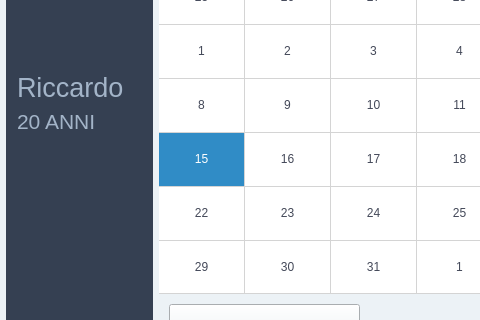
The window that GUIBase/mainwindow.ui (Giorat/LifeFit---progetto-P2) describes before a commit, drawn with Qt 5; both pictures show x 0 to 480 and y 117 to 437 of the 850 by 750 pixel window.
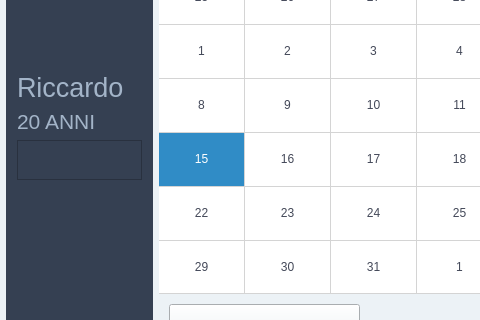
The same window after the commit. Icons and pictures are not drawn. Custom widgets are drawn as their Qt base class.

Diff of the .ui file:
```diff
--- a/GUIBase/mainwindow.ui
+++ b/GUIBase/mainwindow.ui
@@ -40,7 +40,7 @@
      <number>181</number>
     </property>
     <item>
-     <widget class="QWidget" name="" native="true">
+     <widget class="QWidget" name="widget" native="true">
       <property name="maximumSize">
        <size>
         <width>400</width>
@@ -160,6 +160,21 @@
          </property>
         </widget>
        </item>
+       <item>
+        <widget class="QPlainTextEdit" name="username">
+         <property name="maximumSize">
+          <size>
+           <width>16777215</width>
+           <height>40</height>
+          </size>
+         </property>
+         <property name="font">
+          <font>
+           <pointsize>11</pointsize>
+          </font>
+         </property>
+        </widget>
+       </item>
        <item>
         <spacer name="verticalSpacer">
          <property name="orientation">
```
